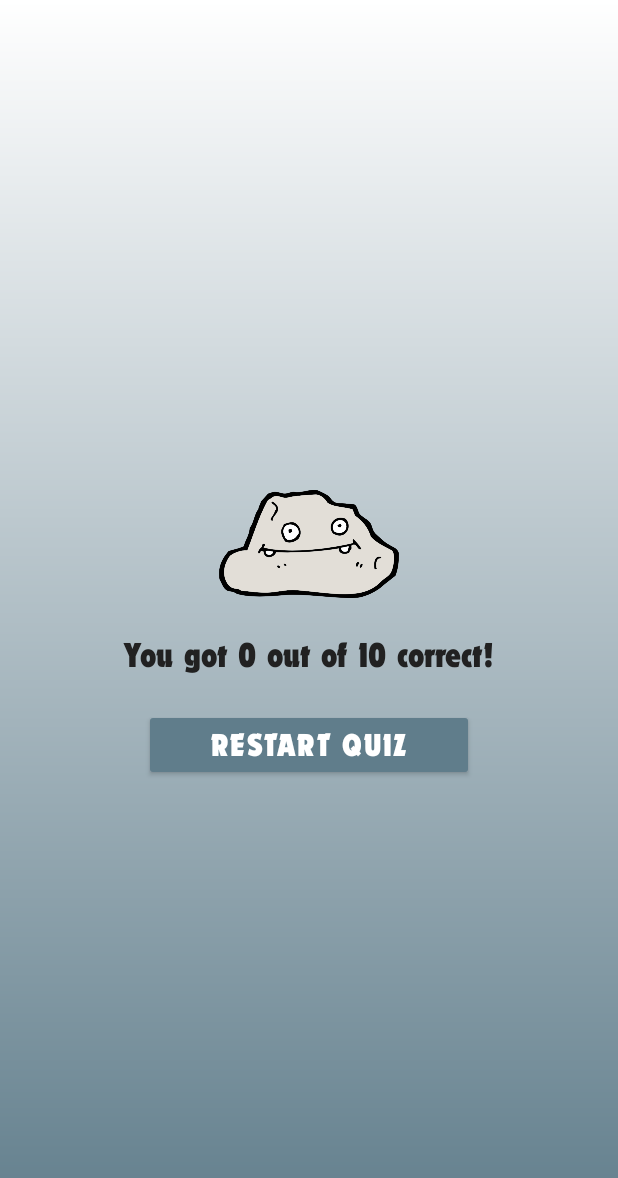
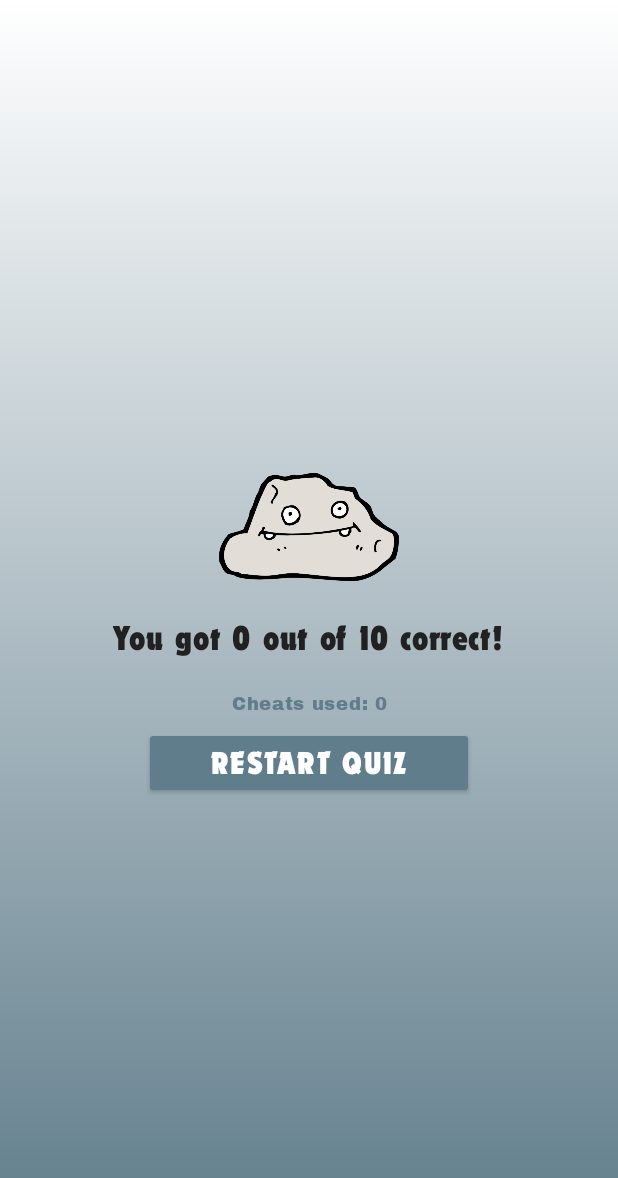
Before and after one commit to eesuhn/GeoDude, an Android app: the ResultActivity screen opened directly, with no data from a screen before it, on a phone screen of 412 x 824 dp. Shown: the top 1178 px of the screen. Run offline under Robolectric (Android 15) with nearby library versions, the phone set to English and light mode, and no system bars.

Commit message:
Show cheat used in result

```diff
--- a/app/build.gradle.kts
+++ b/app/build.gradle.kts
@@ -36,7 +36,6 @@ android {
 }
 
 dependencies {
-
 	implementation(libs.androidx.core.ktx)
 	implementation(libs.androidx.appcompat)
 	implementation(libs.material)
--- a/app/src/main/java/com/example/geodude/activity/QuestionActivity.kt
+++ b/app/src/main/java/com/example/geodude/activity/QuestionActivity.kt
@@ -145,6 +145,8 @@ class QuestionActivity : AppCompatActivity() {
 		} else {
 			val intent = Intent(this, ResultActivity::class.java)
 			intent.putExtra("score", score)
+			cheatCount = 3 - cheatCount
+			intent.putExtra("cheatCount", cheatCount)
 			startActivity(intent)
 			overridePendingTransition(R.anim.slide_in_right, R.anim.slide_out_left)
 			finish()
--- a/app/src/main/java/com/example/geodude/activity/ResultActivity.kt
+++ b/app/src/main/java/com/example/geodude/activity/ResultActivity.kt
@@ -15,16 +15,19 @@ class ResultActivity : AppCompatActivity() {
 		setContentView(R.layout.activity_result)
 
 		val resultText: TextView = findViewById(R.id.resultText)
+		val cheatText: TextView = findViewById(R.id.cheatUsed)
 		val restartButton: Button = findViewById(R.id.restartBtn)
 
-		displayScore(resultText)
+		displayScore(resultText, cheatText)
 		checkRestartBtn(restartButton)
 	}
 
 	@SuppressLint("StringFormatMatches")
-	private fun displayScore(resultText: TextView) {
+	private fun displayScore(resultText: TextView, cheatText: TextView) {
 		val score = intent.getIntExtra("score", 0)
+		val cheatCount = intent.getIntExtra("cheatCount", 0)
 		resultText.text = getString(R.string.result_score, score)
+		cheatText.text = getString(R.string.cheat_used, cheatCount)
 	}
 
 	private fun checkRestartBtn(restartButton: Button) {
--- a/app/src/main/res/layout/activity_question.xml
+++ b/app/src/main/res/layout/activity_question.xml
@@ -172,7 +172,7 @@
 
 			<TextView
 				android:id="@+id/cheatsRemainingText"
-				tools:text="Cheats remained: 3"
+				tools:text="@string/cheats_remained_txt"
 				android:layout_width="0dp"
 				android:layout_height="wrap_content"
 				android:layout_weight="1"
--- a/app/src/main/res/layout/activity_result.xml
+++ b/app/src/main/res/layout/activity_result.xml
@@ -23,9 +23,22 @@
 		android:textSize="24sp"
 		android:textColor="@color/black"
 		android:fontFamily="@font/dynamo_condensed"
+		android:letterSpacing="0.02"
 		android:gravity="center"
 		tools:text="@string/result_score"
 		android:layout_marginBottom="22dp" />
+
+	<TextView
+		android:id="@+id/cheatUsed"
+		android:layout_width="wrap_content"
+		android:layout_height="wrap_content"
+		android:textSize="12sp"
+		android:textColor="@color/primary"
+		android:fontFamily="@font/archivo_black"
+		android:letterSpacing="0.04"
+		android:gravity="center"
+		tools:text="@string/cheat_used"
+		android:layout_marginBottom="8dp" />
 
 	<androidx.appcompat.widget.AppCompatButton
 		android:id="@+id/restartBtn"
--- a/app/src/main/res/values/strings.xml
+++ b/app/src/main/res/values/strings.xml
@@ -11,4 +11,5 @@
 	<string name="result_score">You got %1$s out of 10 correct!</string>
 	<string name="cheat_btn"><i><u>CHEAT?</u></i></string>
 	<string name="cheats_remained_txt">Cheats remained: %1$s</string>
+	<string name="cheat_used">Cheats used: %1$s</string>
 </resources>
```
